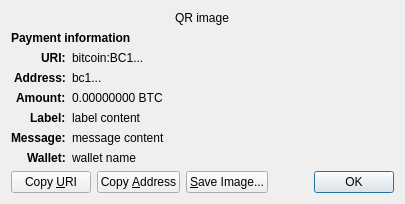
Qt form src/qt/forms/receiverequestdialog.ui (bitcoincore-dev/bitcoin-2001-863168-294116-d812cf1189) before a commit.
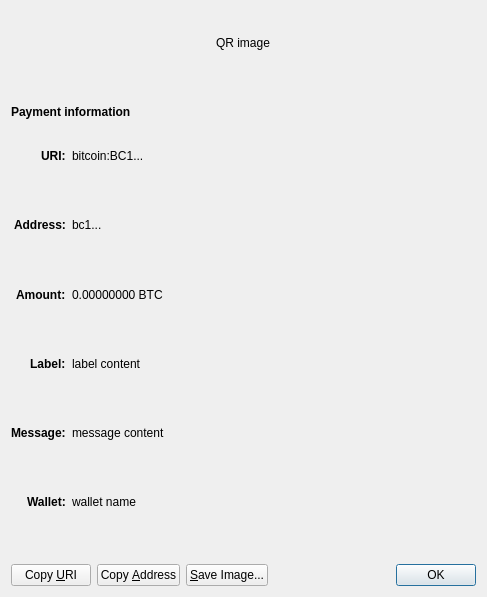
The same form after that commit. Custom widgets are drawn as their Qt base class.

Commit message: GUI: Convert payment request to show in QTextEdit

Patch:
```diff
--- a/src/qt/forms/receiverequestdialog.ui
+++ b/src/qt/forms/receiverequestdialog.ui
@@ -6,17 +6,14 @@
    <rect>
     <x>0</x>
     <y>0</y>
-    <width>413</width>
-    <height>229</height>
+    <width>487</width>
+    <height>597</height>
    </rect>
   </property>
   <property name="windowTitle">
    <string>Request payment to ...</string>
   </property>
   <layout class="QGridLayout" name="gridLayout" columnstretch="0,1">
-   <property name="sizeConstraint">
-    <enum>QLayout::SetFixedSize</enum>
-   </property>
    <item row="0" column="0" colspan="2" alignment="Qt::AlignHCenter">
     <widget class="QRImageWidget" name="qr_code">
      <property name="text">
```
The commit also changes 2 other files.
